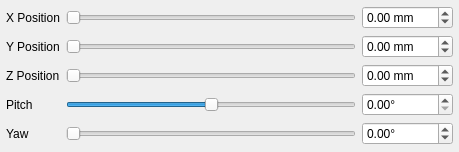
Old version of the form Source/VoxRender/Interface/clipplanewidget.ui in the repository nagyistoce/voxrender.
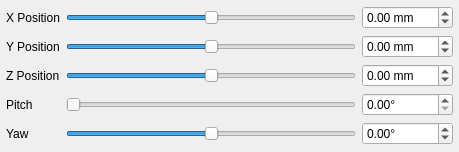
New version of the form.

Patch:
```diff
--- a/Source/VoxRender/Interface/clipplanewidget.ui
+++ b/Source/VoxRender/Interface/clipplanewidget.ui
@@ -43,6 +43,9 @@
        <property name="maximum">
         <number>100</number>
        </property>
+       <property name="value">
+        <number>50</number>
+       </property>
        <property name="orientation">
         <enum>Qt::Horizontal</enum>
        </property>
@@ -109,6 +112,9 @@
        <property name="maximum">
         <number>100</number>
        </property>
+       <property name="value">
+        <number>50</number>
+       </property>
        <property name="orientation">
         <enum>Qt::Horizontal</enum>
        </property>
@@ -122,6 +128,9 @@
        <property name="maximum">
         <number>100</number>
        </property>
+       <property name="value">
+        <number>50</number>
+       </property>
        <property name="orientation">
         <enum>Qt::Horizontal</enum>
        </property>
@@ -137,10 +146,10 @@
      <item row="3" column="1">
       <widget class="QSlider" name="horizontalSlider_pitch">
        <property name="minimum">
-        <number>-90</number>
+        <number>0</number>
        </property>
        <property name="maximum">
-        <number>90</number>
+        <number>180</number>
        </property>
        <property name="orientation">
         <enum>Qt::Horizontal</enum>
@@ -170,11 +179,14 @@
      <item row="4" column="1">
       <widget class="QSlider" name="horizontalSlider_yaw">
        <property name="minimum">
-        <number>0</number>
+        <number>-180</number>
        </property>
        <property name="maximum">
         <number>180</number>
        </property>
+       <property name="value">
+        <number>0</number>
+       </property>
        <property name="orientation">
         <enum>Qt::Horizontal</enum>
        </property>
```
